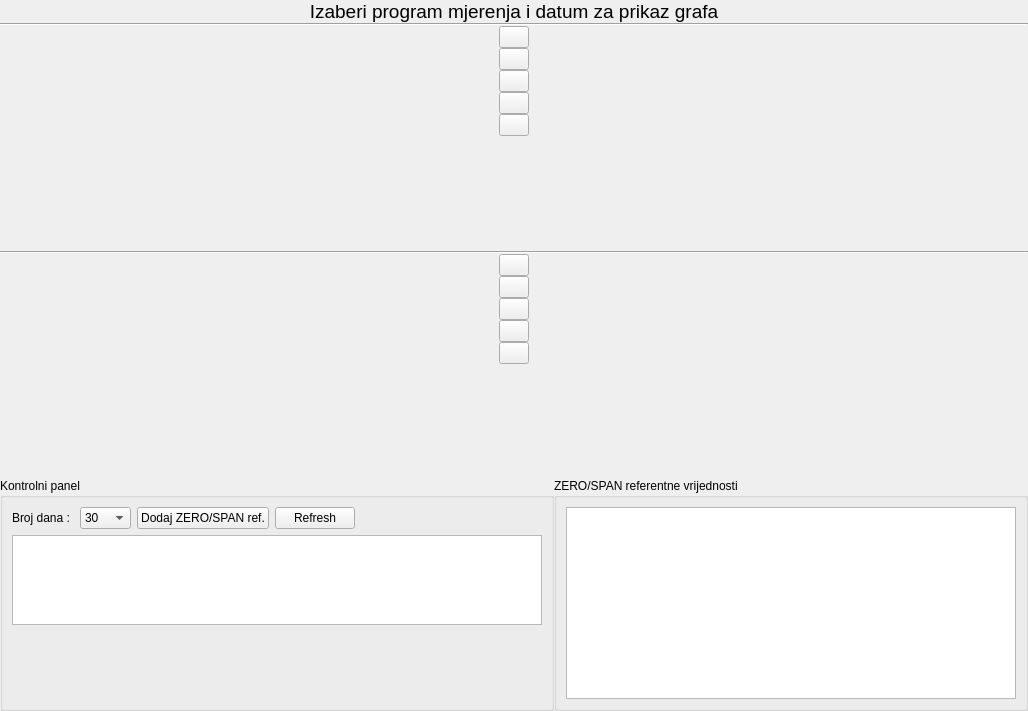
This is app/view/ui_files/zero_span_panel.ui in kluksa/kontrola-podataka as Qt 5 draws it before an edit. The edited form follows.
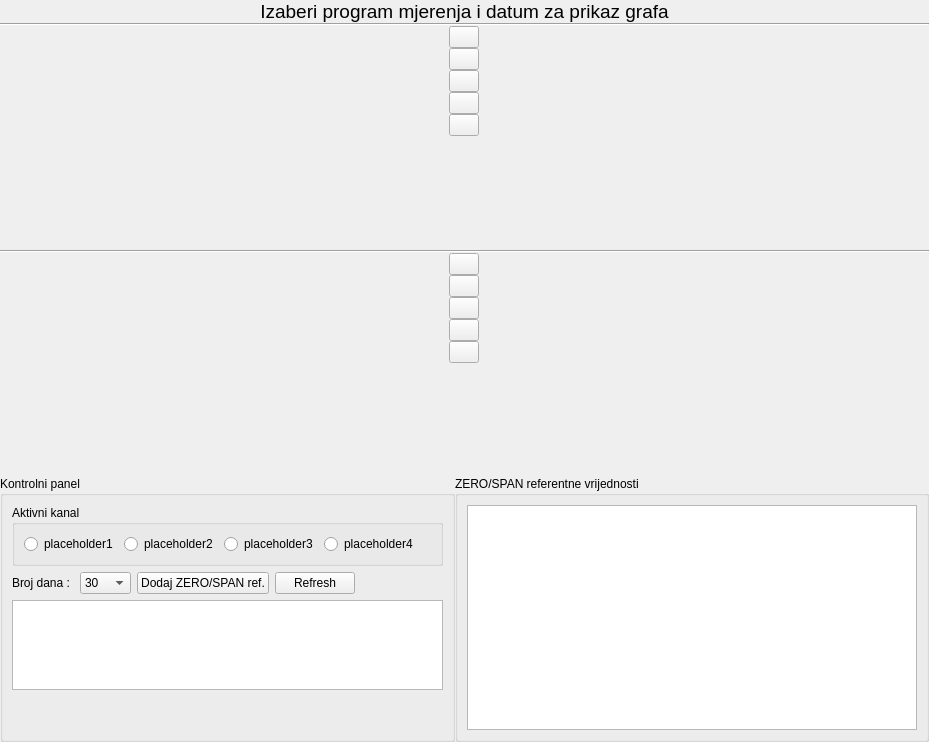
This is the edited form.

```diff
--- a/app/view/ui_files/zero_span_panel.ui
+++ b/app/view/ui_files/zero_span_panel.ui
@@ -6,8 +6,8 @@
    <rect>
     <x>0</x>
     <y>0</y>
-    <width>1028</width>
-    <height>711</height>
+    <width>929</width>
+    <height>742</height>
    </rect>
   </property>
   <property name="windowTitle">
@@ -330,6 +330,56 @@
         <string>Kontrolni panel</string>
        </property>
        <layout class="QVBoxLayout" name="verticalLayout_2">
+        <item>
+         <widget class="QGroupBox" name="groupBox_3">
+          <property name="title">
+           <string>Aktivni kanal</string>
+          </property>
+          <layout class="QHBoxLayout" name="horizontalLayout_5">
+           <item>
+            <widget class="QRadioButton" name="zsRadioButton1">
+             <property name="text">
+              <string>placeholder1</string>
+             </property>
+            </widget>
+           </item>
+           <item>
+            <widget class="QRadioButton" name="zsRadioButton2">
+             <property name="text">
+              <string>placeholder2</string>
+             </property>
+            </widget>
+           </item>
+           <item>
+            <widget class="QRadioButton" name="zsRadioButton3">
+             <property name="text">
+              <string>placeholder3</string>
+             </property>
+            </widget>
+           </item>
+           <item>
+            <widget class="QRadioButton" name="zsRadioButton4">
+             <property name="text">
+              <string>placeholder4</string>
+             </property>
+            </widget>
+           </item>
+           <item>
+            <spacer name="horizontalSpacer_2">
+             <property name="orientation">
+              <enum>Qt::Horizontal</enum>
+             </property>
+             <property name="sizeHint" stdset="0">
+              <size>
+               <width>40</width>
+               <height>20</height>
+              </size>
+             </property>
+            </spacer>
+           </item>
+          </layout>
+         </widget>
+        </item>
         <item>
          <layout class="QHBoxLayout" name="horizontalLayout_3">
           <property name="topMargin">
```
